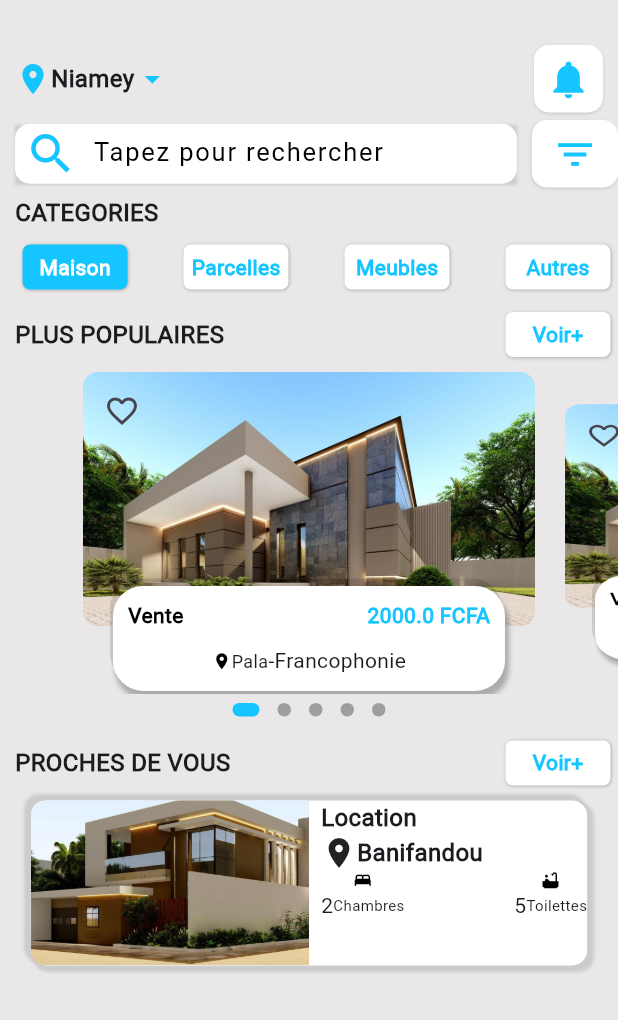
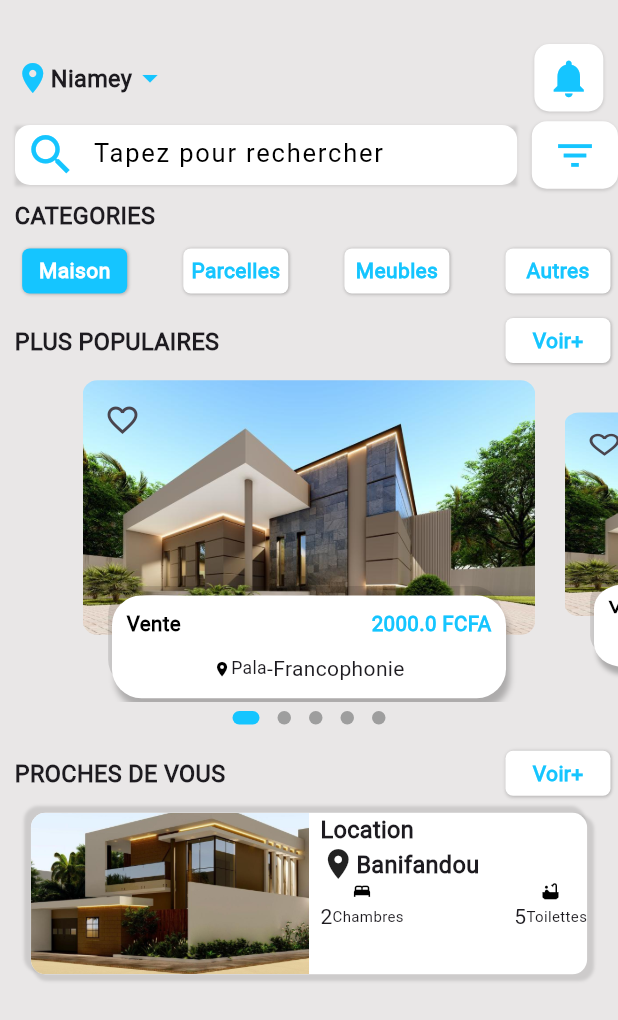
Before and after one commit to GANONTHA/Application_Mobile_Belle_House, a Flutter app: the screen it shows after launch, on a phone screen of 412 x 824 dp. Shown: the top 1020 px of the screen. Run offline on Flutter 3.47's test engine with Material 3 defaults, Android fonts, the phone set to English and light mode, and no system bars; drawn by our look-alikes of dots_indicator.

Commit message:
Update font size, margin, height, and layout in various widgets

```diff
--- a/lib/home/main_property_page.dart
+++ b/lib/home/main_property_page.dart
@@ -1,5 +1,6 @@
 import 'package:belle_house_mobile_app/home/property_page_builder.dart';
 import 'package:belle_house_mobile_app/utils/colors.dart';
+import 'package:belle_house_mobile_app/utils/dimensions.dart';
 import 'package:belle_house_mobile_app/widgets/big_text.dart';
 import 'package:belle_house_mobile_app/widgets/icon_component.dart';
 import 'package:belle_house_mobile_app/widgets/menu_item.dart';
@@ -19,7 +20,10 @@ class MainPropertyPage extends StatelessWidget {
         children: [
           //heading
           Container(
-            margin: const EdgeInsets.only(top: 30, left: 10, right: 10),
+            margin: EdgeInsets.only(
+                top: Dimension.sizeThirty,
+                left: Dimension.paddingTen,
+                right: Dimension.paddingTen),
             child: Row(
                 mainAxisAlignment: MainAxisAlignment.spaceBetween,
                 children: [
@@ -28,7 +32,7 @@ class MainPropertyPage extends StatelessWidget {
                     children: [
                       const Icon(Icons.location_on,
                           color: AppColors.iconColor1),
-                      BigText(text: 'Niamey'),
+                      BigText(text: 'Niamey', fontSize: Dimension.sizeSixteen),
                       const Icon(
                         Icons.arrow_drop_down,
                         color: AppColors.iconColor1,
@@ -44,18 +48,18 @@ class MainPropertyPage extends StatelessWidget {
                   //second component
                 ]),
           ),
-          const SizedBox(height: 5),
+          SizedBox(height: Dimension.sizeFive),
           //search bar
           Row(
             children: [
               // search bar
               Expanded(
-                  flex: 6,
+                  flex: Dimension.sizeFive.toInt(),
                   child: TextFielSearch(
                     controller: TextEditingController(),
                     onChanged: (value) {},
                   )),
-              const SizedBox(width: 10),
+              SizedBox(width: Dimension.paddingTen),
               // filter icon
               const Expanded(
                 flex: 1,
@@ -67,20 +71,23 @@ class MainPropertyPage extends StatelessWidget {
             ],
           ),
           //navigation menu
-          const SizedBox(height: 5),
+          SizedBox(height: Dimension.sizeFive),
           Row(
             children: [
               Padding(
-                padding: const EdgeInsets.only(left: 10.0),
-                child: BigText(text: 'CATEGORIES'),
+                padding: EdgeInsets.only(left: Dimension.paddingTen),
+                child: BigText(
+                  text: 'CATEGORIES',
+                  fontSize: Dimension.sizeSixteen,
+                ),
               ),
             ],
           ),
-          const SizedBox(height: 5),
+          SizedBox(height: Dimension.sizeFive),
           //menu items
-          const Padding(
-            padding: EdgeInsets.only(left: 10.0),
-            child: Row(
+          Padding(
+            padding: EdgeInsets.only(left: Dimension.paddingTen),
+            child: const Row(
               mainAxisAlignment: MainAxisAlignment.spaceBetween,
               children: [
                 MenuItem(
@@ -102,14 +109,17 @@ class MainPropertyPage extends StatelessWidget {
               ],
             ),
           ),
-          const SizedBox(height: 5),
+          SizedBox(height: Dimension.sizeFive),
           //popular properties
           Row(
             mainAxisAlignment: MainAxisAlignment.spaceBetween,
             children: [
               Padding(
-                padding: const EdgeInsets.only(left: 10.0),
-                child: BigText(text: 'PLUS POPULAIRES'),
+                padding: EdgeInsets.only(left: Dimension.paddingTen),
+                child: BigText(
+                  text: 'PLUS POPULAIRES',
+                  fontSize: Dimension.sizeSixteen,
+                ),
               ),
               const MenuItem(
                 title: 'Voir+',
@@ -117,18 +127,21 @@ class MainPropertyPage extends StatelessWidget {
               ),
             ],
           ),
-          const SizedBox(height: 5),
+          SizedBox(height: Dimension.sizeFive),
           //listings
 
           const PropertyPageBuilder(),
           //near you
-          const SizedBox(height: 5),
+          SizedBox(height: Dimension.sizeFive),
           Row(
             mainAxisAlignment: MainAxisAlignment.spaceBetween,
             children: [
               Padding(
-                padding: const EdgeInsets.only(left: 10.0),
-                child: BigText(text: 'PROCHES DE VOUS'),
+                padding: EdgeInsets.only(left: Dimension.paddingTen),
+                child: BigText(
+                  text: 'PROCHES DE VOUS',
+                  fontSize: Dimension.sizeSixteen,
+                ),
               ),
               const MenuItem(
                 title: 'Voir+',
@@ -136,7 +149,7 @@ class MainPropertyPage extends StatelessWidget {
               ),
             ],
           ),
-          const SizedBox(height: 5),
+          SizedBox(height: Dimension.sizeFive),
           //listings
           NearlyProperty(
               image: Image.asset('assets/images/house-2.jpg'),
--- a/lib/home/property_page_builder.dart
+++ b/lib/home/property_page_builder.dart
@@ -89,7 +89,8 @@ class _PropertyPageBuilderState extends State<PropertyPageBuilder> {
       transform: matrix,
       child: Container(
         height: _height,
-        margin: const EdgeInsets.only(left: 10, right: 10),
+        margin: EdgeInsets.only(
+            left: Dimension.paddingTen, right: Dimension.paddingTen),
         child: PopularProperty(
           image: Image.asset('assets/images/house-1.jpg'),
           area: 'Francophonie',
--- a/lib/utils/dimensions.dart
+++ b/lib/utils/dimensions.dart
@@ -6,10 +6,35 @@ class Dimension {
 
   //container
   static double pageViewContainer = 0;
+  static double pageViewDetails = 0;
+  static double paddingTen = 0;
+  static double paddingTwenty = 0;
+  static double sizeFourteen = 0;
+  static double sizeTwelve = 0;
+  static double sizeThirty = 0;
+  static double sizeFithteen = 0;
+  static double sizeSixteen = 0;
+  static double sizeFive = 0;
+  static double sizeTwo = 0;
+  static double sizeEight = 0;
+  static double sizeTenZero = 0;
 
   static void init(BuildContext context) {
     screenHeight = MediaQuery.of(context).size.height;
     screenWidth = MediaQuery.of(context).size.width;
+
     pageViewContainer = screenHeight / 3.84;
+    pageViewDetails = screenHeight / 12.04;
+    paddingTen = screenHeight / 84.3;
+    paddingTwenty = screenHeight / 42.15;
+    sizeTwelve = screenHeight / 70.25;
+    sizeFourteen = screenHeight / 60.21;
+    sizeFithteen = screenHeight / 56.2;
+    sizeTwo = screenHeight / 320.5;
+    sizeFive = screenHeight / 128.2;
+    sizeThirty = screenHeight / 28.1;
+    sizeSixteen = screenHeight / 52.68;
+    sizeTenZero = screenHeight / 7.66;
+    sizeEight = screenHeight / 110.37;
   }
 }
--- a/lib/widgets/big_text.dart
+++ b/lib/widgets/big_text.dart
@@ -4,13 +4,13 @@ import 'package:flutter/material.dart';
 class BigText extends StatelessWidget {
   final Color? color;
   final String text;
-  double fontSize;
+  final double fontSize;
   TextOverflow overflow;
   BigText({
     super.key,
     this.color,
     required this.text,
-    this.fontSize = 16,
+    required this.fontSize,
     this.overflow = TextOverflow.ellipsis,
   });
 
--- a/lib/widgets/nearly_property.dart
+++ b/lib/widgets/nearly_property.dart
@@ -1,4 +1,5 @@
 import 'package:belle_house_mobile_app/utils/colors.dart';
+import 'package:belle_house_mobile_app/utils/dimensions.dart';
 import 'package:belle_house_mobile_app/widgets/big_text.dart';
 import 'package:belle_house_mobile_app/widgets/icon_with_name.dart';
 import 'package:flutter/material.dart';
@@ -25,14 +26,14 @@ class NearlyProperty extends StatelessWidget {
     return Center(
       child: Container(
         width: MediaQuery.of(context).size.width * 0.9,
-        height: 110,
-        decoration: const BoxDecoration(
+        height: Dimension.sizeTenZero,
+        decoration: BoxDecoration(
             // border: Border.all(color: AppColors.primaryColor, width: 1),
             color: AppColors.secondaryColor,
             borderRadius: BorderRadius.all(
-              Radius.circular(10),
+              Radius.circular(Dimension.paddingTen),
             ),
-            boxShadow: [
+            boxShadow: const [
               BoxShadow(
                 color: Colors.black12,
                 spreadRadius: 1,
@@ -52,14 +53,14 @@ class NearlyProperty extends StatelessWidget {
             children: [
               //image
               Expanded(
-                flex: 2,
+                flex: Dimension.sizeTwo.toInt(),
                 child: Container(
-                  height: 110,
+                  height: Dimension.sizeTenZero,
                   width: MediaQuery.of(context).size.width * 0.4,
                   decoration: BoxDecoration(
-                    borderRadius: const BorderRadius.only(
-                      topLeft: Radius.circular(10),
-                      bottomLeft: Radius.circular(10),
+                    borderRadius: BorderRadius.only(
+                      topLeft: Radius.circular(Dimension.paddingTen),
+                      bottomLeft: Radius.circular(Dimension.paddingTen),
                     ),
                     image:
                         DecorationImage(image: image.image, fit: BoxFit.cover),
@@ -69,20 +70,23 @@ class NearlyProperty extends StatelessWidget {
 
               //property details
               Expanded(
-                flex: 2,
+                flex: Dimension.sizeTwo.toInt(),
                 child: Padding(
-                  padding: const EdgeInsets.only(left: 8.0),
+                  padding: EdgeInsets.only(left: Dimension.sizeEight),
                   child: Column(
                     crossAxisAlignment: CrossAxisAlignment.start,
                     children: [
-                      BigText(text: type),
+                      BigText(
+                        text: type,
+                        fontSize: Dimension.sizeSixteen,
+                      ),
                       //location
                       Row(
                         children: [
                           const Icon(Icons.location_on),
                           BigText(
                             text: area,
-                            fontSize: 16,
+                            fontSize: Dimension.sizeSixteen,
                           ),
                         ],
                       ),
--- a/lib/widgets/popular_property.dart
+++ b/lib/widgets/popular_property.dart
@@ -32,14 +32,14 @@ class PopularProperty extends StatelessWidget {
           child: Stack(
             children: [
               ClipRRect(
-                borderRadius: const BorderRadius.all(
-                  Radius.circular(10),
+                borderRadius: BorderRadius.all(
+                  Radius.circular(Dimension.paddingTen),
                 ),
                 child: image,
               ),
               Positioned(
-                  left: 2,
-                  top: 2,
+                  left: Dimension.sizeTwo,
+                  top: Dimension.sizeTwo,
                   child: IconButton(
                     icon: const Icon(Icons.favorite_border),
                     onPressed: () {},
@@ -52,28 +52,34 @@ class PopularProperty extends StatelessWidget {
         Align(
           alignment: Alignment.bottomCenter,
           child: Container(
-            padding:
-                const EdgeInsets.only(left: 10, top: 10, right: 10, bottom: 10),
-            margin: const EdgeInsets.only(left: 20, right: 20, bottom: 2),
-            decoration: const BoxDecoration(
+            padding: EdgeInsets.only(
+                left: Dimension.paddingTen,
+                top: Dimension.paddingTen,
+                right: Dimension.paddingTen,
+                bottom: Dimension.paddingTen),
+            margin: EdgeInsets.only(
+                left: Dimension.paddingTwenty,
+                right: Dimension.paddingTwenty,
+                bottom: Dimension.sizeTwo),
+            decoration: BoxDecoration(
               borderRadius: BorderRadius.all(
-                Radius.circular(20),
+                Radius.circular(Dimension.paddingTwenty),
               ),
               color: AppColors.secondaryColor,
               boxShadow: [
                 BoxShadow(
                   color: Colors.black26,
-                  blurRadius: 2,
-                  offset: Offset(2, 5),
+                  blurRadius: Dimension.sizeTwo,
+                  offset: Offset(Dimension.sizeTwo, Dimension.sizeFive),
                 ),
                 BoxShadow(
                   color: Colors.black12,
-                  // blurRadius: 2,
-                  offset: Offset(-2, -5),
+                  // blurRadius: Dimension.sizeTwo,
+                  offset: Offset(-Dimension.sizeTwo, -Dimension.sizeFive),
                 ),
               ],
             ),
-            height: 70,
+            height: Dimension.pageViewDetails,
             child: Column(
               mainAxisAlignment: MainAxisAlignment.spaceBetween,
               children: [
@@ -84,46 +90,33 @@ class PopularProperty extends StatelessWidget {
                     BigText(
                       text: type,
                       color: Colors.black,
-                      fontSize: 14,
+                      fontSize: Dimension.sizeFourteen,
                     ),
                     BigText(
                       text: '$price FCFA',
                       color: AppColors.primaryColor,
-                      fontSize: 14,
+                      fontSize: Dimension.sizeFourteen,
                     )
                   ],
                 ),
-                const SizedBox(height: 6),
+                SizedBox(height: Dimension.sizeFive),
                 //area and city
                 Row(
                   mainAxisAlignment: MainAxisAlignment.center,
                   children: [
-                    const Icon(
+                    Icon(
                       Icons.location_on,
                       color: AppColors.textColor,
-                      size: 13,
+                      size: Dimension.sizeTwelve,
                     ),
                     Text(
                       city,
-                      style: const TextStyle(fontSize: 12),
+                      style: TextStyle(fontSize: Dimension.sizeTwelve),
                     ),
                     const Text('-'),
                     Text(area)
                   ],
                 ),
-                //bed and bedrooms
-                // Row(
-                //   mainAxisAlignment: MainAxisAlignment.spaceBetween,
-                //   children: [
-                //     IconWithName(
-                //       number: bedroom,
-                //       name: 'Chambres',
-                //       icon: Icons.bed,
-                //     ),
-                //     IconWithName(
-                //         number: bed, name: 'Toilettes', icon: Icons.shower)
-                //   ],
-                // )
               ],
             ),
           ),
```
